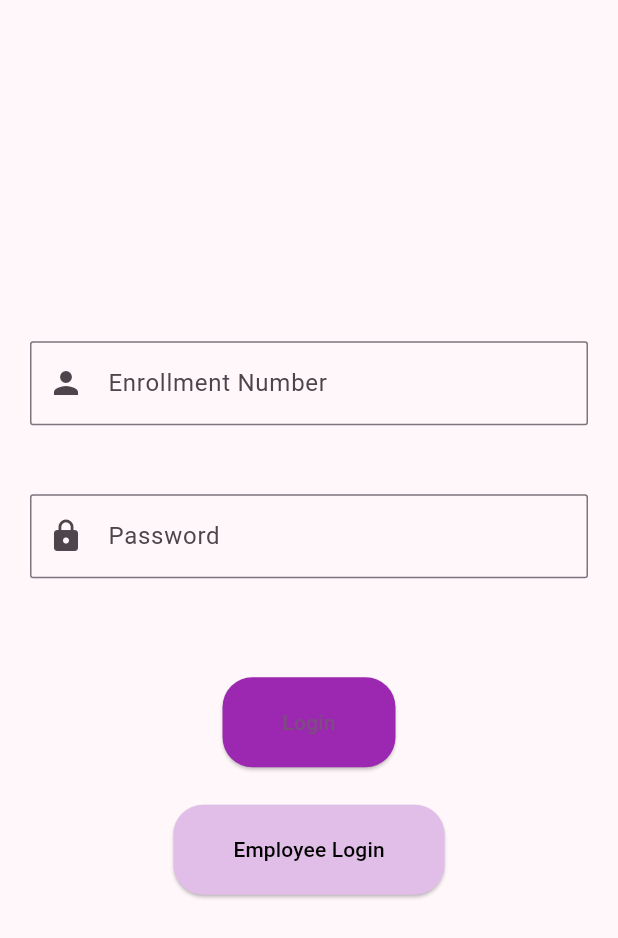
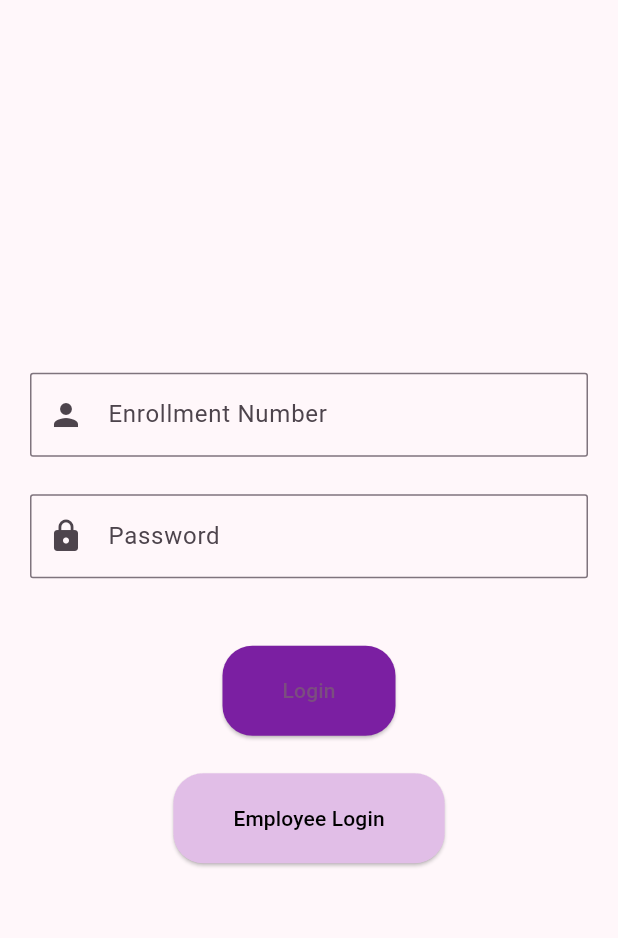
Before and after one commit to mayurrogheliya/QuickExit, a Flutter app: the screen it shows after launch, on a phone screen of 412 x 824 dp. Shown: the top 938 px of the screen. Run offline on Flutter 3.47's test engine with Material 3 defaults, Android fonts, the light colour scheme and no system bars.

Commit message:
remove the validation code and change button color

```diff
--- a/lib/screens/student_login_screen.dart
+++ b/lib/screens/student_login_screen.dart
@@ -1,5 +1,6 @@
 import 'package:flutter/material.dart';
 import 'package:quick_exit/screens/admin_login_screen.dart';
+import 'package:quick_exit/screens/gate_pass_request.dart';
 
 class StudentLogin extends StatefulWidget {
   const StudentLogin({super.key});
@@ -11,9 +12,6 @@
 class _StudentLoginState extends State<StudentLogin> {
   TextEditingController enrollmentController = TextEditingController();
   TextEditingController passwordController = TextEditingController();
-
-  String enrollmentError = "";
-  String passwordError = "";
 
   @override
   Widget build(BuildContext context) {
@@ -35,17 +33,7 @@
                   borderRadius: BorderRadius.all(
                     Radius.circular(2),
                   ),
-                    borderSide: BorderSide(
-                        color: enrollmentController.text.isEmpty
-                            ? Colors.red
-                            : Colors.transparent),
-                  )),
                 ),
-            Align(
-              alignment: Alignment.centerLeft,
-              child: Text(
-                enrollmentError,
-                style: TextStyle(color: Colors.red),
               ),
             ),
             SizedBox(
@@ -63,20 +51,7 @@
                   borderRadius: BorderRadius.all(
                     Radius.circular(2),
                   ),
-                  borderSide: BorderSide(
-                    color: passwordController.text.isEmpty
-                        ? Colors.red
-                        : Colors.transparent,
-                    width: 2,
                 ),
-                ),
-              ),
-            ),
-            Align(
-              alignment: Alignment.centerLeft,
-              child: Text(
-                passwordError,
-                style: TextStyle(color: Colors.red),
               ),
             ),
             SizedBox(
@@ -85,34 +60,17 @@
             ElevatedButton(
               onPressed: () {
                 setState(() {
-                  if (enrollmentController.text.isEmpty) {
-                    enrollmentError = "Enrollment Number is required";
-                    borderSide: BorderSide(
-                    color: Colors.red
-                    width: 2,
+                  Navigator.push(
+                    context,
+                    MaterialPageRoute(
+                      builder: (context) => GatePassRequest(),
+                    ),
                   );
-                  } else {
-                    enrollmentError = "";
-                    borderSide: BorderSide(
-                    color: Colors.transparent
-                    width: 2,),
-                  }
-                  if (passwordController.text.isEmpty) {
-                    passwordError = "Password is required";
-                    borderSide: BorderSide(
-                    color: Colors.red
-                    width: 2,);
-                  } else {
-                    passwordError = "";
-                    borderSide: BorderSide(
-                    color: Colors.transparent
-                    width: 2,);
-                  }
                 });
               },
               child: Text("Login"),
               style: ElevatedButton.styleFrom(
-                backgroundColor: Colors.purple,
+                backgroundColor: Colors.purple.shade700,
                 shape: RoundedRectangleBorder(
                   borderRadius: BorderRadius.circular(20),
                 ),
```
Lines whose indentation alone changed are shown as unchanged.
